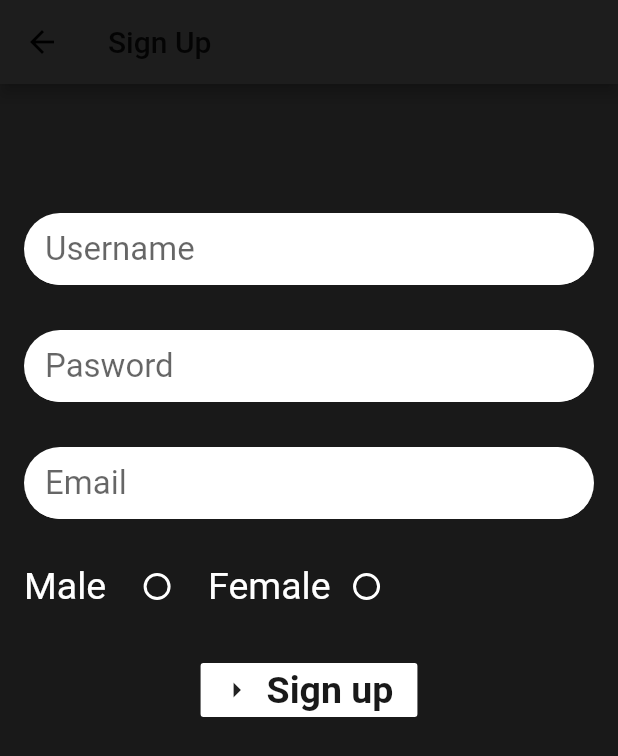
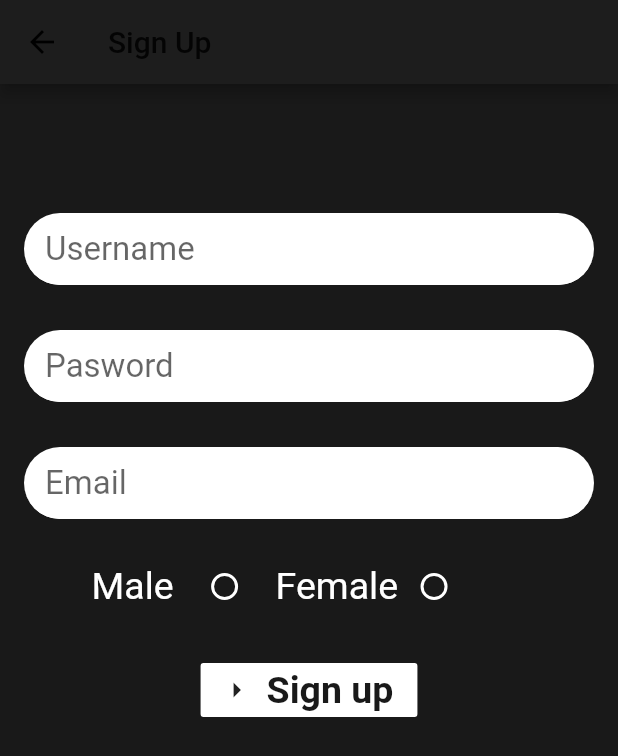
Before and after one commit to WaiTengChong/FlutterApp, a Flutter app: the Signup screen opened directly, on a phone screen of 412 x 824 dp. Shown: the top 756 px of the screen. Run offline on Flutter 3.47's test engine with Material 2 defaults, Android fonts, the phone set to English and light mode, and no system bars; our stand-ins replace carousel_slider, shared_preferences; accounts and stored records are empty; network calls fail.

Commit message:
Update SignUp gender UI
Update SignUp gender UI

```diff
--- a/lib/pages/Signup.dart
+++ b/lib/pages/Signup.dart
@@ -107,7 +107,7 @@ class _SignupState extends State<Signup> {
                           )),
                       Container(
                         height: 30.0,
-                        margin: const EdgeInsets.only(top: 30),
+                        margin: const EdgeInsets.only(top: 30, left: 45),
                         width: double.infinity,
                         child: ListView(
                           scrollDirection: Axis.horizontal,
```
